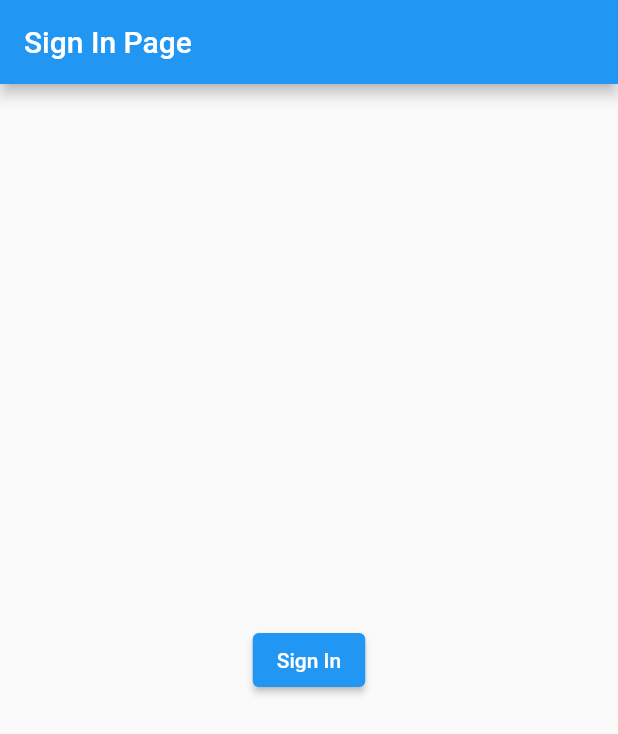
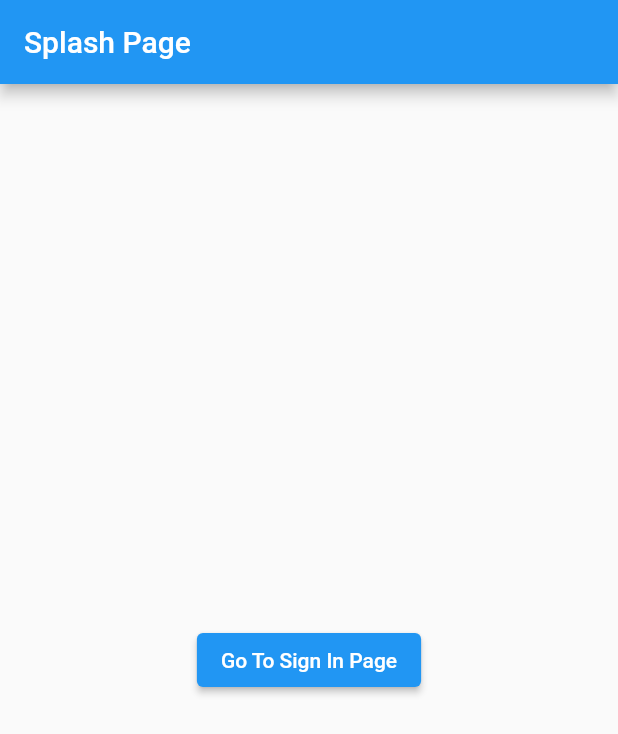
Before and after one commit to yusupcr9/yusup_flutix, a Flutter app: the screen it shows after launch, on a phone screen of 412 x 824 dp. Shown: the top 734 px of the screen. Run offline on Flutter 3.47's test engine with Material 2 defaults, Android fonts, the light colour scheme and no system bars; our stand-ins replace bloc, cloud_firestore, equatable, firebase_auth, firebase_core, flutter_bloc; accounts and stored records are empty.

Commit message:
Page Bloc

```diff
--- a/yusup_flutix/lib/bloc/blocs.dart
+++ b/yusup_flutix/lib/bloc/blocs.dart
@@ -0,0 +1 @@
+export 'page_bloc.dart';
--- /dev/null
+++ b/yusup_flutix/lib/bloc/page_bloc.dart
@@ -0,0 +1,20 @@
+import 'package:bloc/bloc.dart';
+import 'package:equatable/equatable.dart';
+import 'package:meta/meta.dart';
+
+part 'page_event.dart';
+part 'page_state.dart';
+
+class PageBloc extends Bloc<PageEvent, PageState> {
+  PageBloc() : super(OnInitialPage()) {
+    on<PageEvent>((event, emit) async {
+      if (event is GoToSplashPage) {
+        emit(OnSplashPage());
+      } else if (event is GoToLoginPage) {
+        emit(OnLoginPage());
+      } else if (event is GoToMainPage) {
+        emit(OnMainPage());
+      }
+    });
+  }
+}
--- /dev/null
+++ b/yusup_flutix/lib/bloc/page_event.dart
@@ -0,0 +1,20 @@
+part of 'page_bloc.dart';
+
+abstract class PageEvent extends Equatable {
+  const PageEvent();
+}
+
+class GoToSplashPage extends PageEvent {
+  @override
+  List<Object> get props => [];
+}
+
+class GoToLoginPage extends PageEvent {
+  @override
+  List<Object> get props => [];
+}
+
+class GoToMainPage extends PageEvent {
+  @override
+  List<Object> get props => [];
+}
--- /dev/null
+++ b/yusup_flutix/lib/bloc/page_state.dart
@@ -0,0 +1,25 @@
+part of 'page_bloc.dart';
+
+abstract class PageState extends Equatable {
+  const PageState();
+}
+
+class OnInitialPage extends PageState {
+  @override
+  List<Object> get props => [];
+}
+
+class OnLoginPage extends PageState {
+  @override
+  List<Object> get props => [];
+}
+
+class OnSplashPage extends PageState {
+  @override
+  List<Object> get props => [];
+}
+
+class OnMainPage extends PageState {
+  @override
+  List<Object> get props => [];
+}
--- a/yusup_flutix/lib/main.dart
+++ b/yusup_flutix/lib/main.dart
@@ -1,7 +1,9 @@
 import 'package:firebase_auth/firebase_auth.dart';
 import 'package:firebase_core/firebase_core.dart';
 import 'package:flutter/material.dart';
+import 'package:flutter_bloc/flutter_bloc.dart';
 import 'package:provider/provider.dart';
+import 'package:yusup_flutix/bloc/blocs.dart';
 import 'package:yusup_flutix/services/services.dart';
 import 'package:yusup_flutix/ui/pages/pages.dart';
 
@@ -20,12 +22,15 @@
     return StreamProvider.value(
       value: AuthServices.userStream,
       initialData: FirebaseAuth.instance.currentUser,
+      child: MultiBlocProvider(
+        providers: [BlocProvider(create: (_) => PageBloc())],
         child: MaterialApp(
             title: 'Yusup Flutix',
             theme: ThemeData(
               primarySwatch: Colors.blue,
             ),
             home: Wrapper()),
+      ),
     );
   }
 }
--- a/yusup_flutix/lib/shared/shared.dart
+++ b/yusup_flutix/lib/shared/shared.dart
@@ -1 +1,3 @@
+import 'package:yusup_flutix/bloc/blocs.dart';
+
 part 'shared_value.dart';
--- a/yusup_flutix/lib/shared/shared_value.dart
+++ b/yusup_flutix/lib/shared/shared_value.dart
@@ -2,3 +2,5 @@
 
 String apiKey = '22eca2bfa32cf064abcb334ea4ea7938';
 String imagesBaseURL = 'https://image.tmdb.org/t/p/';
+
+PageEvent? preventPageEvent;
--- a/yusup_flutix/lib/ui/pages/pages.dart
+++ b/yusup_flutix/lib/ui/pages/pages.dart
@@ -1,9 +1,12 @@
 import 'package:firebase_auth/firebase_auth.dart';
 import 'package:flutter/material.dart';
 import 'package:provider/provider.dart';
+import 'package:yusup_flutix/bloc/blocs.dart';
 import 'package:yusup_flutix/services/services.dart';
+import 'package:flutter_bloc/flutter_bloc.dart';
+import 'package:yusup_flutix/shared/shared.dart';
 
 part 'wrapper.dart';
 part 'main_page.dart';
-
 part 'sign_in_page.dart';
+part 'splash_page.dart';
--- /dev/null
+++ b/yusup_flutix/lib/ui/pages/splash_page.dart
@@ -0,0 +1,21 @@
+part of 'pages.dart';
+
+class SplashPage extends StatelessWidget {
+  const SplashPage({Key? key}) : super(key: key);
+
+  @override
+  Widget build(BuildContext context) {
+    return Scaffold(
+      appBar: AppBar(
+        title: Text("Splash Page"),
+      ),
+      body: Center(
+          child: ElevatedButton(
+        child: Text("Go To Sign In Page"),
+        onPressed: () {
+          context.read<PageBloc>().add(GoToLoginPage());
+        },
+      )),
+    );
+  }
+}
--- a/yusup_flutix/lib/ui/pages/wrapper.dart
+++ b/yusup_flutix/lib/ui/pages/wrapper.dart
@@ -7,9 +7,22 @@
   Widget build(BuildContext context) {
     User? firebaseUser = Provider.of<User?>(context);
     if (firebaseUser == null) {
-      return SignInPage();
+      if (!(preventPageEvent is GoToSplashPage)) {
+        preventPageEvent = GoToSplashPage();
+        context.read<PageBloc>().add(preventPageEvent!);
+      }
     } else {
-      return MainPage();
+      if (!(preventPageEvent is GoToMainPage)) {
+        preventPageEvent = GoToMainPage();
+        context.read<PageBloc>().add(preventPageEvent!);
+      }
     }
+
+    return BlocBuilder<PageBloc, PageState>(
+        builder: (_, pageState) => (pageState is OnSplashPage)
+            ? SplashPage()
+            : (pageState is OnLoginPage)
+                ? SignInPage()
+                : MainPage());
   }
 }
--- a/yusup_flutix/pubspec.yaml
+++ b/yusup_flutix/pubspec.yaml
@@ -34,6 +34,7 @@
   firebase_core: ^1.17.0
   flutter:
     sdk: flutter
+  flutter_bloc: ^8.0.1
   provider: ^6.0.2
 
 dev_dependencies:
```
Also changed, not shown: yusup_flutix/pubspec.lock. Lines whose indentation alone changed are shown as unchanged.
